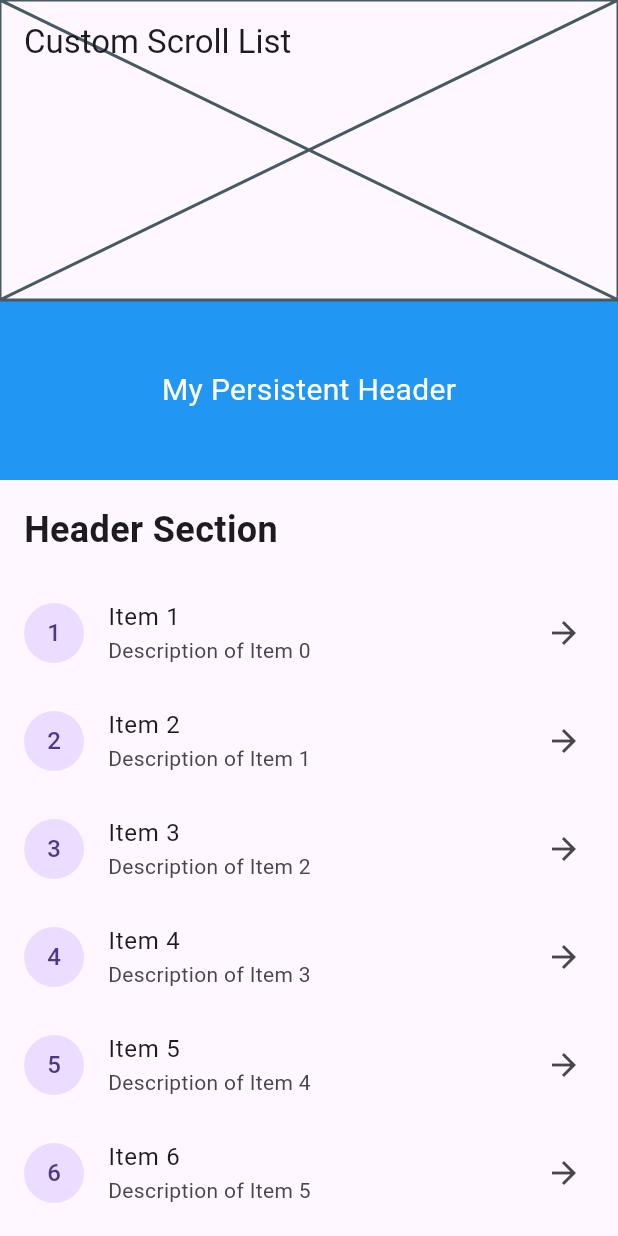
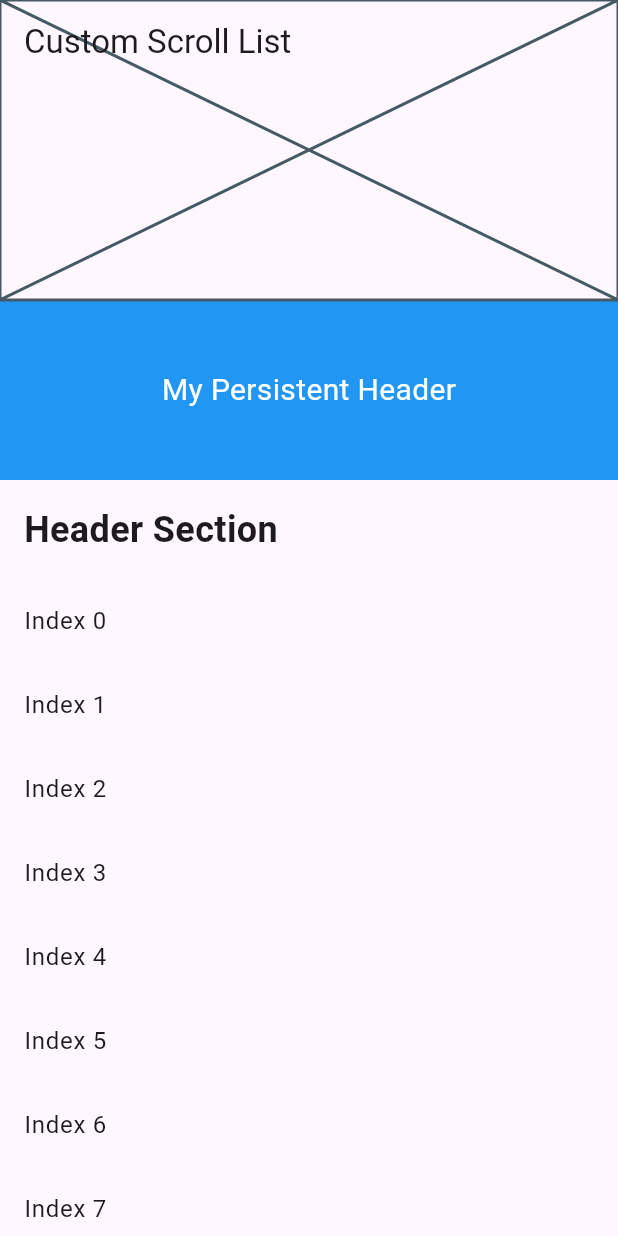
Before and after one commit to dhruv-rajani/demo, a Flutter app: the screen it shows after launch, on a phone screen of 412 x 824 dp. Run offline on Flutter 3.47's test engine with Material 3 defaults, Android fonts, the phone set to English and light mode, and no system bars; accounts and stored records are empty.

Commit message:
new task

```diff
--- a/lib/api/api_home.dart
+++ b/lib/api/api_home.dart
@@ -10,6 +10,7 @@ class ApiHome extends StatefulWidget {
 
 class _ApiHomeState extends State<ApiHome> {
   // List<UsersDataModel>? dataModel = [];
+
   @override
   void initState() {
     // TODO: implement initState
--- a/lib/screens/home_screen.dart
+++ b/lib/screens/home_screen.dart
@@ -1,5 +1,3 @@
-import 'dart:developer';
-
 import 'package:flutter/material.dart';
 
 class MyPersistentHeaderDelegate extends SliverPersistentHeaderDelegate {
@@ -38,20 +36,10 @@ class HomeScreen extends StatefulWidget {
 class _HomeScreenState extends State<HomeScreen> {
   @override
   void initState() {
-    // TODO: implement initState
     super.initState();
-    // timerDemo();
   }
 
-  // Timer? timer;
-  // void timerDemo() {
-  //   timer = Timer(const Duration(seconds: 1), () {
-  //     setState(() {
-  //       counter++;
-  //     });
-  //   });
-  // }
-
+  List<String> items = List.generate(20, (index) => "Index $index");
   int counter = 0;
   @override
   Widget build(BuildContext context) {
@@ -80,29 +68,12 @@ class _HomeScreenState extends State<HomeScreen> {
           ),
           SliverList(
             delegate: SliverChildBuilderDelegate(
-              childCount: 20,
-              (BuildContext context, int index) {
+              childCount: items.length,
+              (context, index) {
                 return ListTile(
-                  leading: CircleAvatar(
-                    child: Text("${index + 1}"),
-                  ),
-                  title: Text('Item ${index + 1}'),
-                  subtitle: Text('Description of Item $index'),
-                  trailing: const Icon(Icons.arrow_forward),
-                  onTap: () {
-                    log('Tapped on item $index');
-                  },
+                  title: Text(items[index].toString()),
                 );
               },
-            ),
-          ),
-          SliverToBoxAdapter(
-            child: Container(
-              padding: const EdgeInsets.all(16.0),
-              child: const Text(
-                'Footer Section',
-                style: TextStyle(fontSize: 24.0, fontWeight: FontWeight.bold),
-              ),
             ),
           ),
         ],
```
Also changed, not shown: lib/new_branch/lazy_loading.dart (added, +82 -0 lines).
